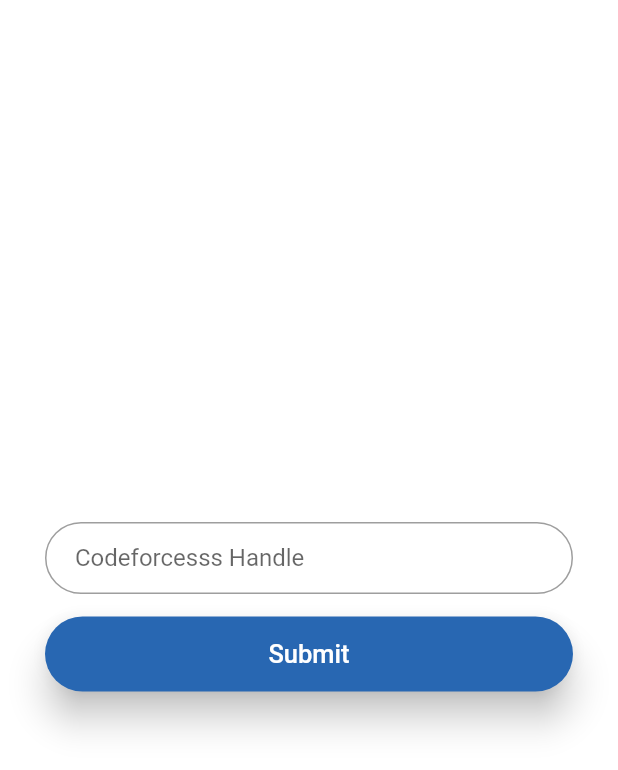
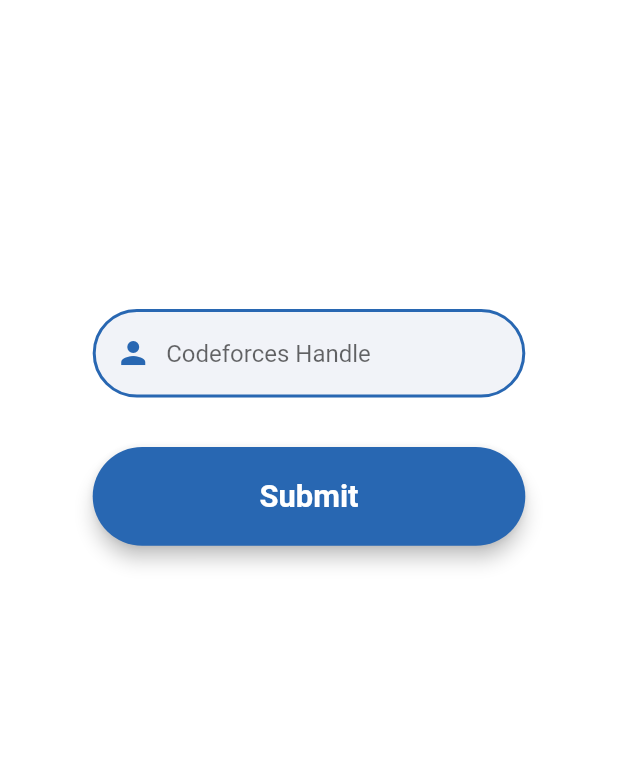
Before and after one commit to vrajankleshwaria/testing, a Flutter app: the screen it shows after launch, on a phone screen of 412 x 824 dp. Shown: the top 770 px of the screen. Run offline on Flutter 3.47's test engine with Material 2 defaults, Android fonts, the phone set to English and light mode, and no system bars; our stand-ins replace shared_preferences.

Commit message:
register almost done

```diff
--- /dev/null
+++ b/lib/Common/build_snackbar.dart
@@ -0,0 +1,9 @@
+import 'package:flutter/material.dart';
+
+// function to build snackbar ( bottom pop-up ) of particular message.
+
+Widget buildSnackBar(String message) {
+  return SnackBar(
+    content: Text(message),
+  );
+}
--- /dev/null
+++ b/lib/Helper/urls.dart
@@ -0,0 +1 @@
+const userInfo = "https://codeforces.com/api/user.info?handles=";
--- a/lib/Screens/HomePage.dart
+++ b/lib/Screens/HomePage.dart
@@ -1,4 +1,5 @@
 import 'package:flutter/material.dart';
+import '../Common/build_snackbar.dart';
 
 class HomePage extends StatefulWidget {
   final String userName;
@@ -10,6 +11,11 @@ class HomePage extends StatefulWidget {
 }
 
 class _HomePageState extends State<HomePage> {
+  @override
+  void initState() {
+    super.initState();
+  }
+
   @override
   Widget build(BuildContext context) {
     return Scaffold(
--- a/lib/Screens/Register.dart
+++ b/lib/Screens/Register.dart
@@ -1,7 +1,10 @@
+import 'package:codeforces/Common/build_snackbar.dart';
+import 'package:codeforces/Helper/urls.dart';
 import 'package:flutter/cupertino.dart';
 import 'package:flutter/material.dart';
 import 'package:shared_preferences/shared_preferences.dart';
 import 'HomePage.dart';
+import 'package:http/http.dart' as http;
 
 class Register extends StatefulWidget {
   @override
@@ -9,67 +12,121 @@ class Register extends StatefulWidget {
 }
 
 class _RegisterState extends State<Register> {
+  final GlobalKey<ScaffoldState> _scaffoldkey = new GlobalKey<ScaffoldState>();
+
   String _userName = "";
   TextEditingController _controller = new TextEditingController();
 
   _setUser(String userName) async {
     SharedPreferences pref = await SharedPreferences.getInstance();
-    setState(() {
     pref.setString('userName', userName);
-    });
+  }
+
+  _userExist(String userName) async {
+    var response = await http.get(userInfo + userName);
+    print('-----' + (response.statusCode).toString());
+    if (response.statusCode == 200) {
+      print('User found');
+      _setUser(_userName);
+      Navigator.push(
+        context,
+        MaterialPageRoute(builder: (context) => HomePage(_userName)),
+      );
+    } else {
+      print('-----User not found');
+      _scaffoldkey.currentState
+          .showSnackBar(buildSnackBar("User " + _userName + " not found"));
+    }
   }
 
   @override
   Widget build(BuildContext context) {
-    return Scaffold(
-//      appBar: AppBar(
-//        backgroundColor: Theme.of(context).primaryColor,
-//        title: Text('Register'),
-//      ),
-      body: SafeArea(
-        child: Center(
-          child: ListView(
-            shrinkWrap: true,
-            padding: EdgeInsets.only(left: 30.0, right: 30.0),
-            children: <Widget>[
-              TextField(
+    final double width = MediaQuery.of(context).size.width;
+    final double height = MediaQuery.of(context).size.height;
+
+    Widget _inputField = TextField(
       controller: _controller,
+      cursorColor: Colors.black,
       decoration: InputDecoration(
-                  hintText: "Codeforcesss Handle",
-                  contentPadding: EdgeInsets.fromLTRB(20.0, 10.0, 20.0, 10.0),
-                  border: OutlineInputBorder(
-                      borderRadius: BorderRadius.circular(32.0)),
+        filled: true,
+        fillColor: Color(0xFFf1f3f8),
+        prefixIcon: Padding(
+          padding: EdgeInsets.only(left: 15.0, right: 10.0),
+          child: Icon(
+            Icons.person,
+            color: Theme.of(context).primaryColor,
           ),
         ),
-              Padding(
-                padding: EdgeInsets.symmetric(vertical: 15.0),
-                child: RaisedButton(
-                  elevation: 10.0,
-                  padding: EdgeInsets.all(15.0),
-                  shape: RoundedRectangleBorder(
-                      borderRadius: BorderRadius.circular(32.0)),
+        //
+        hintText: 'Codeforces Handle',
+        //
+        enabledBorder: OutlineInputBorder(
+          borderRadius: BorderRadius.circular(width),
+          borderSide: BorderSide(
+            //color: Colors.transparent,
+            color: Theme.of(context).primaryColor,
+            width: 2.0,
+          ),
+        ),
+        //
+        // border which will be displayed on selecting this field.
+        border: OutlineInputBorder(
+          borderRadius: BorderRadius.circular(width),
+          borderSide: BorderSide(
+            color: Theme.of(context).primaryColor,
+            width: 4.0,
+          ),
+        ),
+      ),
+    );
+
+    // button
+    Widget _button = RaisedButton(
+      elevation: 5.0,
       color: Theme.of(context).primaryColor,
       child: Text(
         'Submit',
         style: TextStyle(
           color: Colors.white,
-                      fontSize: 17.0,
+          fontWeight: FontWeight.bold,
+          fontSize: height * 0.025,
         ),
+      ),
+      shape: RoundedRectangleBorder(
+        borderRadius: BorderRadius.circular(width),
       ),
       onPressed: () {
         setState(() {
           _userName = _controller.text;
-                      _setUser(_userName);
-                      Navigator.push(
-                        context,
-                        MaterialPageRoute(
-                            builder: (context) => HomePage(_userName)),
-                      );
+          _userExist(_userName);
         });
       },
+    );
+
+    return Scaffold(
+      key: _scaffoldkey,
+      resizeToAvoidBottomPadding: false,
+      body: SafeArea(
+        child: Padding(
+          padding: EdgeInsets.only(left: width * 0.15, right: width * 0.15),
+          child: SingleChildScrollView(
+            child: Column(
+              children: <Widget>[
+                SizedBox(
+                  height: height * 0.25,
                 ),
-              )
+                _inputField,
+                SizedBox(
+                  height: height * 0.04,
+                ),
+                Container(
+                  height: height * 0.08,
+                  width: width,
+                  //color: Theme.of(context).primaryColor,
+                  child: _button,
+                ),
               ],
+            ),
           ),
         ),
       ),
--- a/lib/main.dart
+++ b/lib/main.dart
@@ -15,6 +15,7 @@ class MyApp extends StatelessWidget {
         primaryColor: Color(0xFF2867B2), //linkedin logo color
         accentColor: Color(0xFF303F9F),
         scaffoldBackgroundColor: Colors.white,
+        splashColor: Colors.white70, // was spoiling buttons
       ),
       home: Authenticate(),
     );
--- /dev/null
+++ b/lib/notes.txt
@@ -0,0 +1,2 @@
+global scaffold key - final GlobalKey<ScaffoldState> _scaffoldkey = new GlobalKey<ScaffoldState>();
+snackbar using scaffold key - _scaffoldkey.currentState.showSnackBar(snackBar);
--- a/pubspec.yaml
+++ b/pubspec.yaml
@@ -30,6 +30,7 @@ dependencies:
   # Use with the CupertinoIcons class for iOS style icons.
   cupertino_icons: ^0.1.3
   shared_preferences: ^0.5.10
+  http: ^0.12.2
 
 dev_dependencies:
   flutter_test:
```
Also changed, not shown: pubspec.lock. Lines whose indentation alone changed are shown as unchanged.
